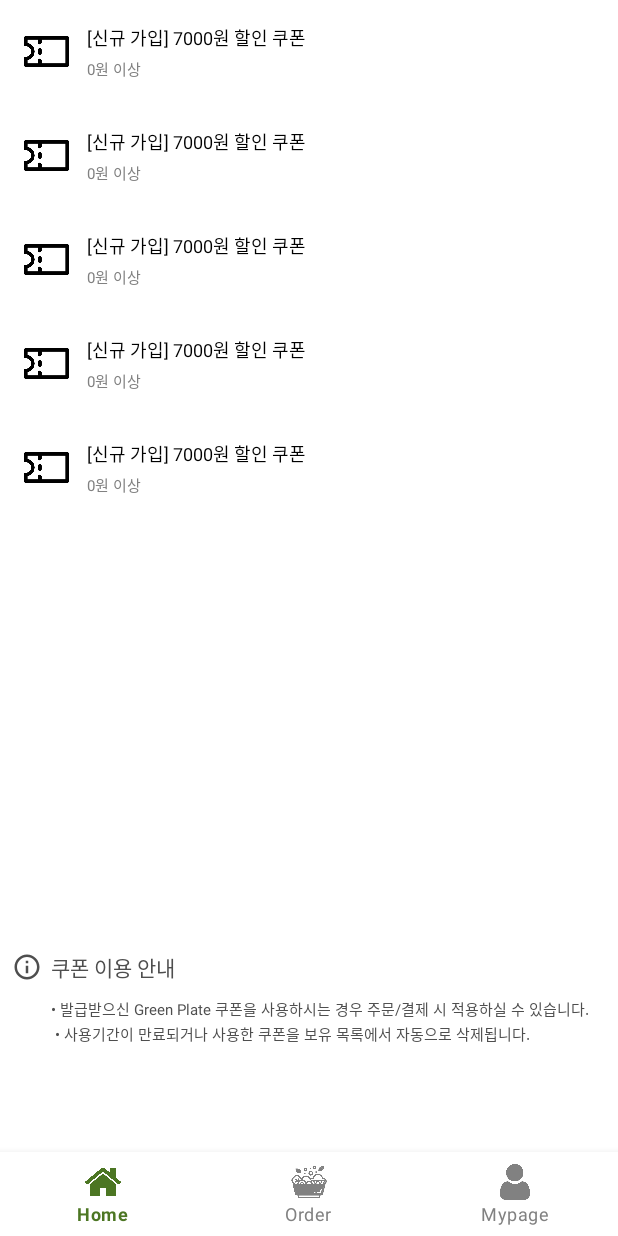
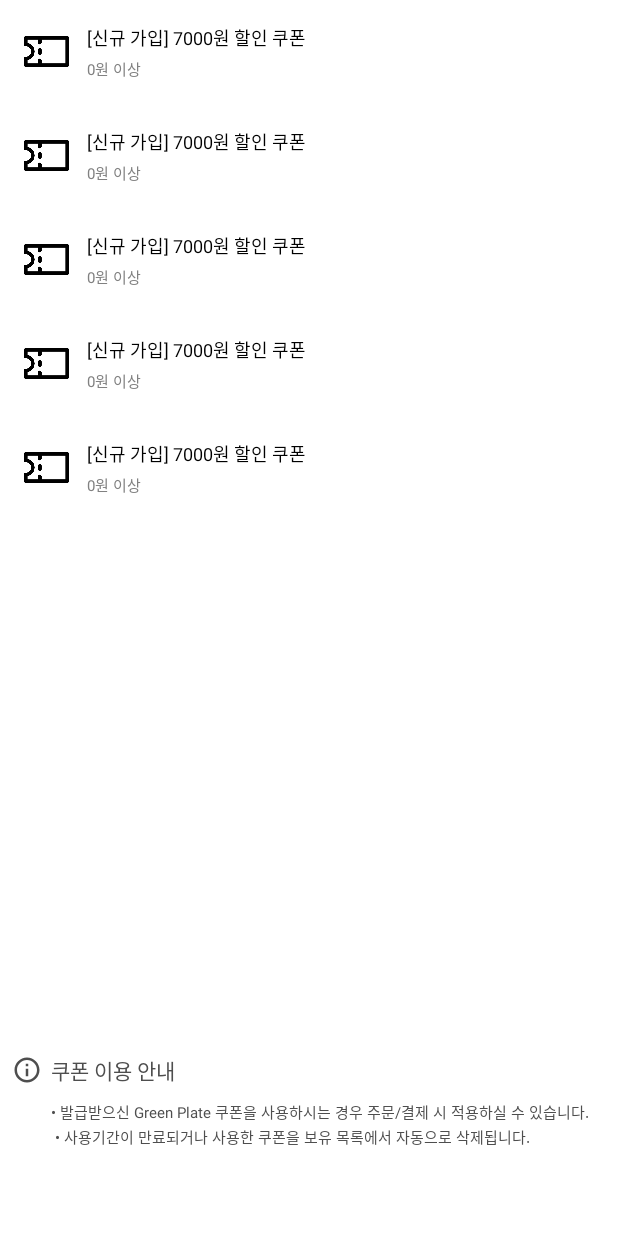
Before and after one commit to ShinWoon/GreenPlate, an Android app: the CouponFragment screen opened through its navigation route, on a phone screen of 412 x 824 dp. Run offline under Robolectric (Android 15) with nearby library versions, the phone set to English and light mode, and no system bars; our stand-ins replace navigation-ui; pictures from the network do not load.

Commit message:
BottomNav를 Coupon page, Order Detail에 제거, OrderDetail 안에 장바구니 담기 버튼 생성

```diff
--- a/green_plate_project/app/src/main/java/com/ssafy/green_plate/CouponFragment.kt
+++ b/green_plate_project/app/src/main/java/com/ssafy/green_plate/CouponFragment.kt
@@ -1,5 +1,6 @@
 package com.ssafy.green_plate
 
+import android.content.Context
 import android.os.Bundle
 import android.view.LayoutInflater
 import android.view.View
@@ -8,14 +9,25 @@ import androidx.fragment.app.Fragment
 import androidx.recyclerview.widget.LinearLayoutManager
 import com.ssafy.green_plate.databinding.FragmentCouponBinding
 import com.ssafy.green_plate.dto.Coupon
+import com.ssafy.green_plate.src.main.MainActivity
 
 class CouponFragment :  Fragment() {
+    private lateinit var mainActivity: MainActivity
     private var _binding: FragmentCouponBinding? = null
     private val binding
         get() = _binding!!
 
     private val couponList = mutableListOf<Coupon>()
 
+    override fun onAttach(context: Context) {
+        super.onAttach(context)
+        mainActivity = context as MainActivity
+    }
+
+    override fun onCreate(savedInstanceState: Bundle?) {
+        super.onCreate(savedInstanceState)
+        mainActivity.hideBottomNav(true)
+    }
     override fun onCreateView(
         inflater: LayoutInflater,
         container: ViewGroup?,
@@ -38,6 +50,7 @@ class CouponFragment :  Fragment() {
     override fun onDestroy() {
         super.onDestroy()
         _binding = null
+        mainActivity.hideBottomNav(false)
     }
 
     private fun setList() {
--- a/green_plate_project/app/src/main/res/layout/fragment_coupon.xml
+++ b/green_plate_project/app/src/main/res/layout/fragment_coupon.xml
@@ -16,7 +16,7 @@
     <LinearLayout
         android:layout_width="match_parent"
         android:layout_height="match_parent"
-        android:layout_weight="3"
+        android:layout_weight="5"
         android:paddingTop="16dp"
         android:orientation="vertical">
 
```
Also changed, not shown: green_plate_project/app/src/main/java/com/ssafy/green_plate/OrderDetailFragment.kt (+14 -0 lines), green_plate_project/app/src/main/res/layout/fragment_order_detail.xml (+8 -1 lines).
